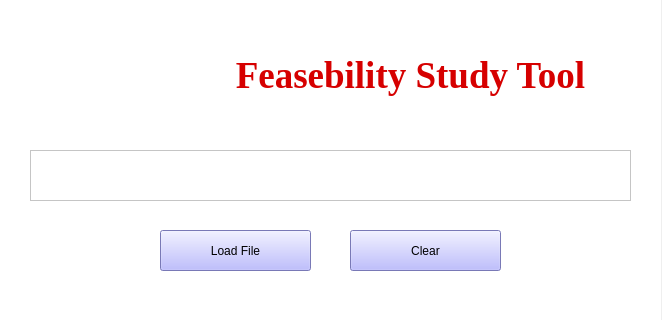
The window that NE FEASIBILITY TOOL - Benchmark and Test Results/Tool Test Results/Strata WCMA/Boston Import N-1/Charge N-1/feasibilitytool.ui (alterego-987/iso-ne-feasibility-tool) describes before a commit, drawn with Qt 5; both pictures show x 0 to 662 and y 0 to 320 of the 662 by 755 pixel window.
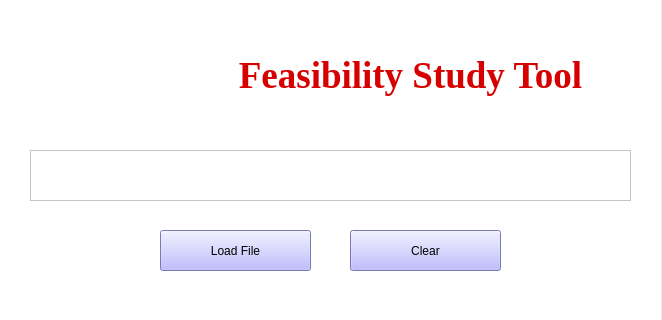
The same window after the commit. Icons and pictures are not drawn.

The edit to the form file:
```diff
--- a/NE FEASIBILITY TOOL - Benchmark and Test Results/Tool Test Results/Strata WCMA/Boston Import N-1/Charge N-1/feasibilitytool.ui
+++ b/NE FEASIBILITY TOOL - Benchmark and Test Results/Tool Test Results/Strata WCMA/Boston Import N-1/Charge N-1/feasibilitytool.ui
@@ -47,7 +47,7 @@
       <string notr="true">color: rgb(214, 0, 0);</string>
      </property>
      <property name="text">
-      <string>Feasebility Study Tool</string>
+      <string>Feasibility Study Tool</string>
      </property>
      <property name="alignment">
       <set>Qt::AlignCenter</set>
```
